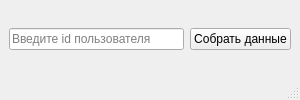
Qt form form.ui (rages94/FCStats) before a commit.
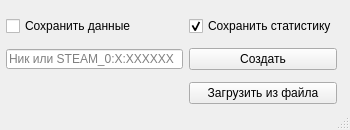
The same form after that commit.

Commit message: new design, added load file

```diff
--- a/form.ui
+++ b/form.ui
@@ -9,8 +9,8 @@
    <rect>
     <x>0</x>
     <y>0</y>
-    <width>300</width>
-    <height>100</height>
+    <width>350</width>
+    <height>130</height>
    </rect>
   </property>
   <property name="sizePolicy">
@@ -21,36 +21,79 @@
   </property>
   <property name="minimumSize">
    <size>
-    <width>300</width>
-    <height>100</height>
+    <width>350</width>
+    <height>130</height>
    </size>
   </property>
   <property name="maximumSize">
    <size>
-    <width>300</width>
-    <height>100</height>
+    <width>350</width>
+    <height>130</height>
    </size>
   </property>
   <property name="windowTitle">
    <string>StatisticFastcup</string>
   </property>
   <widget class="QWidget" name="centralwidget">
-   <layout class="QHBoxLayout" name="horizontalLayout">
-    <item>
-     <widget class="QLineEdit" name="lineEdit">
-      <property name="placeholderText">
-       <string>Введите id пользователя</string>
-      </property>
-     </widget>
-    </item>
-    <item>
-     <widget class="QPushButton" name="btn_id">
-      <property name="text">
-       <string>Собрать данные</string>
-      </property>
-     </widget>
-    </item>
-   </layout>
+   <widget class="QWidget" name="gridLayoutWidget">
+    <property name="geometry">
+     <rect>
+      <x>6</x>
+      <y>10</y>
+      <width>331</width>
+      <height>101</height>
+     </rect>
+    </property>
+    <layout class="QGridLayout" name="gridLayout">
+     <item row="3" column="1">
+      <widget class="QPushButton" name="button_create_stats">
+       <property name="text">
+        <string>Создать</string>
+       </property>
+      </widget>
+     </item>
+     <item row="3" column="0">
+      <widget class="QLineEdit" name="line_edit">
+       <property name="maximumSize">
+        <size>
+         <width>200</width>
+         <height>20</height>
+        </size>
+       </property>
+       <property name="placeholderText">
+        <string>Ник или STEAM_0:X:XXXXXX</string>
+       </property>
+      </widget>
+     </item>
+     <item row="2" column="0">
+      <widget class="QCheckBox" name="checkbox_save_in_file">
+       <property name="text">
+        <string>Сохранить данные</string>
+       </property>
+       <property name="checked">
+        <bool>false</bool>
+       </property>
+      </widget>
+     </item>
+     <item row="4" column="1">
+      <widget class="QPushButton" name="button_load_file">
+       <property name="text">
+        <string>Загрузить из файла</string>
+       </property>
+      </widget>
+     </item>
+     <item row="2" column="1">
+      <widget class="QCheckBox" name="checkbox_save_stats">
+       <property name="text">
+        <string>Сохранить статистику</string>
+       </property>
+       <property name="checked">
+        <bool>true</bool>
+       </property>
+      </widget>
+     </item>
+    </layout>
+   </widget>
   </widget>
   <widget class="QStatusBar" name="statusbar"/>
  </widget>
```
Left out of the diff: 6 changed lines with no effect on the pictures. The commit also changes 2 other files.
